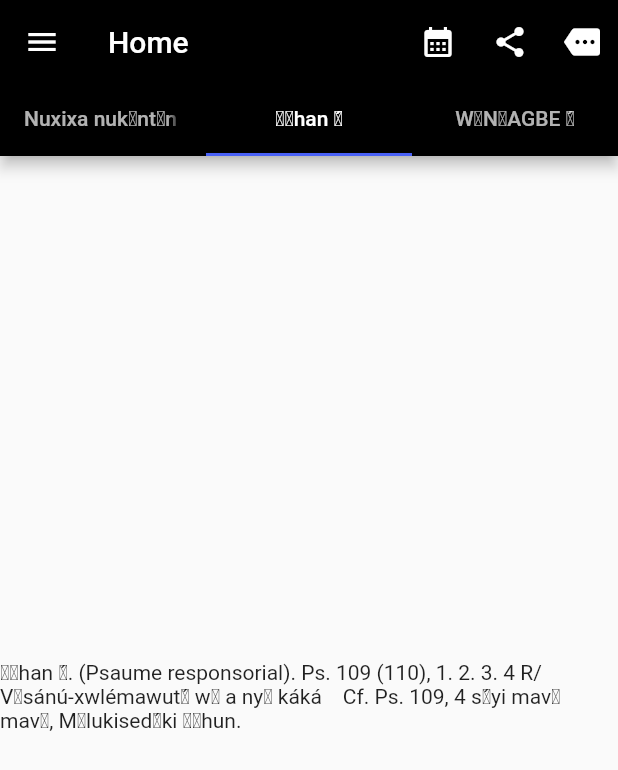
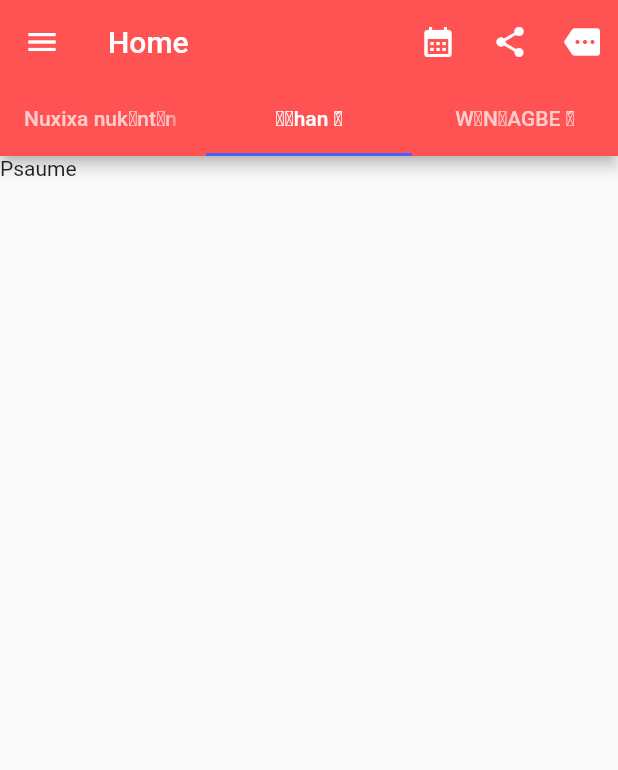
Before and after one commit to Inrif/amissawema, a Flutter app: the screen it shows after launch, on a phone screen of 412 x 824 dp. Shown: the top 770 px of the screen. Run offline on Flutter 3.47's test engine with Material 2 defaults, Android fonts, the phone set to English and light mode, and no system bars.

```diff
--- a/lib/pages/home_screen.dart
+++ b/lib/pages/home_screen.dart
@@ -1,4 +1,5 @@
 import 'package:flutter/material.dart';
+import 'package:wema/pages/first_reading_screen.dart';
 
 class HomeScreen extends StatefulWidget {
 
@@ -19,7 +20,7 @@ class _HomeScreenState extends State<HomeScreen> {
       appBar: AppBar(
         // Here we take the value from the MyHomePage object that was created by
         // the App.build method, and use it to set our appbar title.
-          backgroundColor: Colors.black,
+          backgroundColor: Colors.redAccent,
         iconTheme: const IconThemeData(
             color: Colors.white,
         ) ,
@@ -54,15 +55,10 @@ class _HomeScreenState extends State<HomeScreen> {
           body: const TabBarView(
 
             children: <Widget>[
+              FirstReading(),
+              Text("Psaume "),
+              Text("Evangile     ....")
 
-              Center(
-                child: Text("Nuxixa nukɔntɔn ɔ́. Première lecture. È ɖe sín wemá è è wlán sɛ́dó Eblée lɛ́ɛ é mɛ:   He. 5, 1-10 Vɔ̌sánú-xwlémawutɔ́ ɖaxó ɖěbǔ ɔ́, gbɛtɔ́ lɛ́ɛ mɛ wɛ è nɔ sɔ́ ɖe; è ɖe e nú é ná wa azɔ̌ nú Mawu nú ɖagbe yětɔn. É nɔ sɔ́ nǔníná lɛ́ɛ kpó vɔ̌sánú lɛ́ɛ kpó xwlé Mawu ɖó hwɛ e gbɛtɔ́ lɛ́ɛ hu lɛ́ɛ tamɛ. Ée é ɖésúnɔ lɔ nyí mɛ, bó ma ɖó gǎn ǎ gbɔn alɔkpa gěgé mɛ é ɔ́, é sixú kpɔ́n bó ɖɔ xá mɛ e ma tunwun nǔɖé ǎ lɛ́ɛ")),
-              Center(
-                child: Text("Ɖɛhan ɔ́. (Psaume responsorial). Ps. 109 (110), 1. 2. 3. 4 R/ Vɔsánú-xwlémawutɔ́ wɛ a nyǐ káká    Cf. Ps. 109, 4 sɔ́yi mavɔ mavɔ, Mɛlukisedɛ́ki ɖɔhun."),
-              ),
-              Center(
-                child: Text("WƐNƉAGBE Ɔ́. (Evangile). Wɛnɖagbe Jezu Klisu tɔn è yɛhwe Maki dó mǐ ɔ́ sín akpáxwé ɖokpó ɖíè: Mk. 2, 18-22"),
-              ),
             ],
           ),
         )
```
Also changed, not shown: lib/pages/first_reading_screen.dart (+29 -1 lines).
